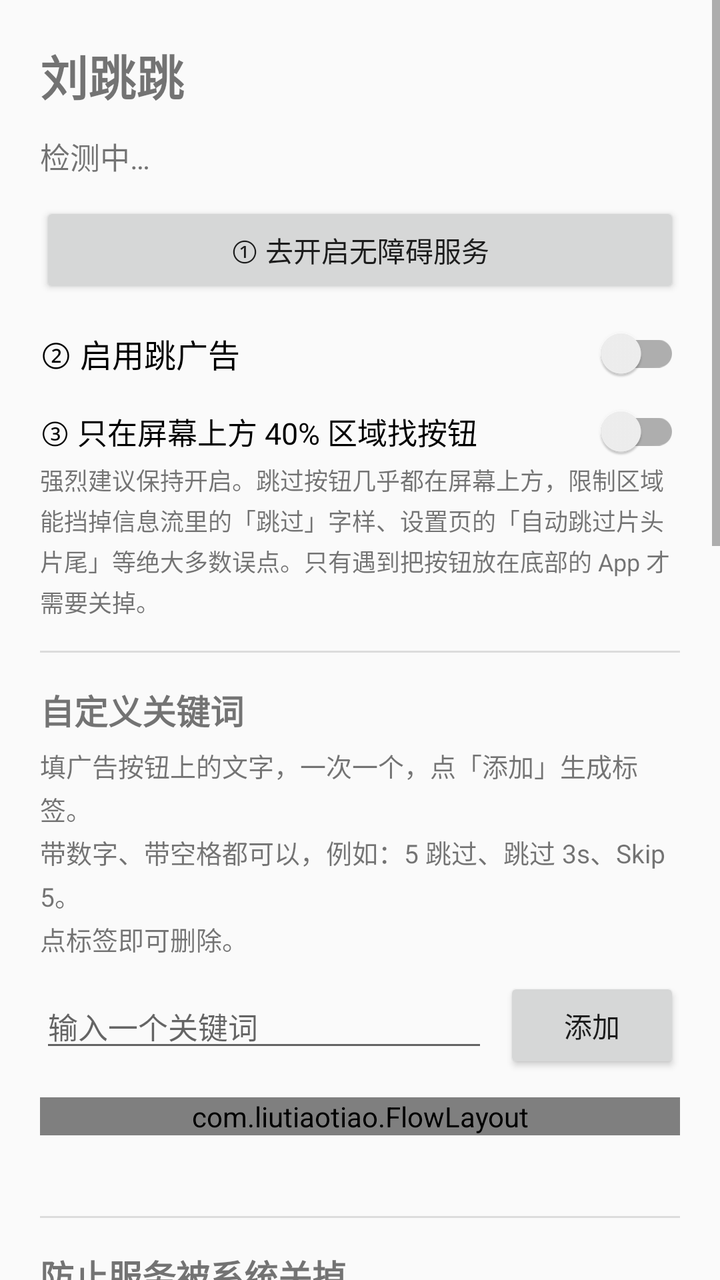
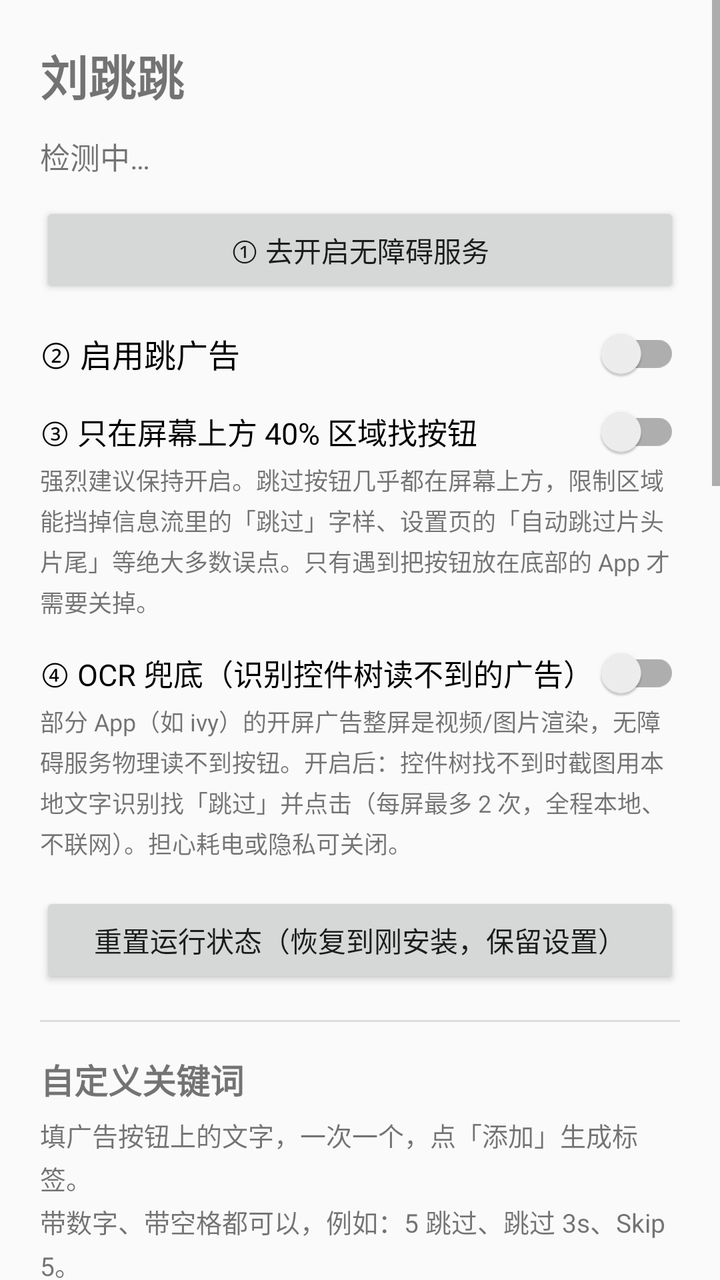

Two renders of the same Android screen: before a commit and after it. Below are the layout's source before the change and the commit's diff.
<!-- AndroidManifest.xml: application theme Theme.LiuTiaoTiao -->
<!-- res/layout/activity_main.xml -->
<?xml version="1.0" encoding="utf-8"?>
<ScrollView xmlns:android="http://schemas.android.com/apk/res/android"
    android:layout_width="match_parent"
    android:layout_height="match_parent"
    android:fillViewport="true">

    <LinearLayout
        android:layout_width="match_parent"
        android:layout_height="wrap_content"
        android:orientation="vertical"
        android:paddingLeft="20dp"
        android:paddingTop="20dp"
        android:paddingRight="20dp"
        android:paddingBottom="32dp">

        <TextView
            android:id="@+id/appTitle"
            android:layout_width="wrap_content"
            android:layout_height="wrap_content"
            android:paddingBottom="12dp"
            android:text="@string/app_name"
            android:textSize="24sp"
            android:textStyle="bold" />

        
        <TextView
            android:id="@+id/status"
            android:layout_width="match_parent"
            android:layout_height="wrap_content"
            android:lineSpacingExtra="4dp"
            android:paddingBottom="12dp"
            android:text="检测中…"
            android:textSize="15sp" />

        <Button
            android:id="@+id/openSettings"
            android:layout_width="match_parent"
            android:layout_height="wrap_content"
            android:text="① 去开启无障碍服务" />

        <androidx.appcompat.widget.SwitchCompat
            android:id="@+id/enableSwitch"
            android:layout_width="match_parent"
            android:layout_height="wrap_content"
            android:paddingTop="16dp"
            android:paddingBottom="8dp"
            android:text="② 启用跳广告"
            android:textSize="16sp" />

        <androidx.appcompat.widget.SwitchCompat
            android:id="@+id/topOnlySwitch"
            android:layout_width="match_parent"
            android:layout_height="wrap_content"
            android:paddingTop="8dp"
            android:paddingBottom="4dp"
            android:text="③ 只在屏幕上方 40% 区域找按钮"
            android:textSize="15sp" />

        <TextView
            android:layout_width="match_parent"
            android:layout_height="wrap_content"
            android:lineSpacingExtra="3dp"
            android:text="强烈建议保持开启。跳过按钮几乎都在屏幕上方，限制区域能挡掉信息流里的「跳过」字样、设置页的「自动跳过片头片尾」等绝大多数误点。只有遇到把按钮放在底部的 App 才需要关掉。"
            android:textSize="12sp" />

        <View
            android:layout_width="match_parent"
            android:layout_height="1dp"
            android:layout_marginTop="16dp"
            android:layout_marginBottom="16dp"
            android:background="?android:attr/listDivider" />

        <TextView
            android:layout_width="match_parent"
            android:layout_height="wrap_content"
            android:text="自定义关键词"
            android:textSize="17sp"
            android:textStyle="bold" />

        <TextView
            android:layout_width="match_parent"
            android:layout_height="wrap_content"
            android:lineSpacingExtra="3dp"
            android:paddingTop="6dp"
            android:text="填广告按钮上的文字，一次一个，点「添加」生成标签。\n带数字、带空格都可以，例如：5 跳过、跳过 3s、Skip 5。\n点标签即可删除。"
            android:textSize="13sp" />

        <LinearLayout
            android:layout_width="match_parent"
            android:layout_height="wrap_content"
            android:layout_marginTop="10dp"
            android:orientation="horizontal">

            <EditText
                android:id="@+id/keywordInput"
                android:layout_width="0dp"
                android:layout_height="wrap_content"
                android:layout_weight="1"
                android:hint="输入一个关键词"
                android:imeOptions="actionDone"
                android:inputType="text"
                android:maxLines="1"
                android:textSize="15sp" />

            <Button
                android:id="@+id/addKeyword"
                android:layout_width="wrap_content"
                android:layout_height="wrap_content"
                android:layout_marginStart="8dp"
                android:layout_marginLeft="8dp"
                android:text="添加" />
        </LinearLayout>

        
        <com.liutiaotiao.FlowLayout
            android:id="@+id/keywordChips"
            android:layout_width="match_parent"
            android:layout_height="wrap_content"
            android:layout_marginTop="12dp" />

        <TextView
            android:id="@+id/keywordCount"
            android:layout_width="match_parent"
            android:layout_height="wrap_content"
            android:layout_marginTop="8dp"
            android:textSize="12sp" />

        <View
            android:layout_width="match_parent"
            android:layout_height="1dp"
            android:layout_marginTop="16dp"
            android:layout_marginBottom="16dp"
            android:background="?android:attr/listDivider" />

        <TextView
            android:layout_width="match_parent"
            android:layout_height="wrap_content"
            android:text="防止服务被系统关掉"
            android:textSize="17sp"
            android:textStyle="bold" />

        <TextView
            android:id="@+id/batteryTip"
            android:layout_width="match_parent"
            android:layout_height="wrap_content"
            android:lineSpacingExtra="3dp"
            android:paddingTop="6dp"
            android:textSize="13sp" />

        <Button
            android:id="@+id/batteryButton"
            android:layout_width="match_parent"
            android:layout_height="wrap_content"
            android:layout_marginTop="8dp"
            android:text="关闭电池优化（加入白名单）" />

        <TextView
            android:layout_width="match_parent"
            android:layout_height="wrap_content"
            android:layout_marginTop="16dp"
            android:text="被系统关掉后自动恢复（推荐，一次性配置）"
            android:textSize="17sp"
            android:textStyle="bold" />

        <TextView
            android:id="@+id/selfRepairTip"
            android:layout_width="match_parent"
            android:layout_height="wrap_content"
            android:lineSpacingExtra="3dp"
            android:paddingTop="6dp"
            android:textSize="13sp" />

        <Button
            android:id="@+id/copyAdbCommand"
            android:layout_width="match_parent"
            android:layout_height="wrap_content"
            android:layout_marginTop="8dp"
            android:text="复制 adb 授权命令" />

        <View
            android:layout_width="match_parent"
            android:layout_height="1dp"
            android:layout_marginTop="16dp"
            android:layout_marginBottom="16dp"
            android:background="?android:attr/listDivider" />

        <TextView
            android:layout_width="match_parent"
            android:layout_height="wrap_content"
            android:text="某个 App 跳不过去？"
            android:textSize="17sp"
            android:textStyle="bold" />

        <TextView
            android:layout_width="match_parent"
            android:layout_height="wrap_content"
            android:lineSpacingExtra="3dp"
            android:paddingTop="6dp"
            android:text="打开下面的「识别记录」，里面是服务在那个 App 开屏时实际看到的控件（文字、viewId、坐标）以及没点的原因。把内容复制出来就能定位问题。\n注意：如果记录里那一屏一个控件都没有，说明广告是视频/SurfaceView 渲染的，无障碍读不到，任何规则都无效。"
            android:textSize="13sp" />

        <Button
            android:id="@+id/openDiagnostics"
            android:layout_width="match_parent"
            android:layout_height="wrap_content"
            android:layout_marginTop="8dp"
            android:text="查看识别记录（诊断）" />

        <View
            android:layout_width="match_parent"
            android:layout_height="1dp"
            android:layout_marginTop="16dp"
            android:layout_marginBottom="16dp"
            android:background="?android:attr/listDivider" />

        <TextView
            android:layout_width="match_parent"
            android:layout_height="wrap_content"
            android:lineSpacingExtra="4dp"
            android:text="@string/readme"
            android:textSize="13sp" />

    </LinearLayout>
</ScrollView>
<!-- resources referenced by this layout -->
<resources>
  <string name="app_name">刘跳跳</string>
  <string name="readme">使用说明：\n1. 在系统设置中开启“刘跳跳”的无障碍服务，服务才会工作。\n2. 每次覆盖安装/更新本应用后，系统会自动把无障碍开关解绑，需要到系统设置里关掉再重新打开一次，首页状态会提示你。\n3. 部分国产系统（MIUI/EMUI/ColorOS 等）还需允许“自启动 / 后台运行 / 锁定后台”，并把本应用加入电池优化白名单，否则服务会被系统杀掉。\n4. 如某些 App 的广告按钮没被识别，在上方“自定义关键词”里输入按钮文字并点“添加”。带数字、带空格都可以（如“5 跳过”“跳过 3s”），匹配时会忽略空格、括号等符号差异，也支持数字与文字顺序颠倒。\n5. 本应用无网络权限，纯本地运行，可安全审计。</string>
  <style name="Theme.LiuTiaoTiao" parent="Theme.AppCompat.DayNight.NoActionBar" />
</resources>

<!-- the commit's change to res/layout/activity_main.xml (unified diff, before → after) -->
@@ -62,6 +62,29 @@
             android:lineSpacingExtra="3dp"
             android:text="强烈建议保持开启。跳过按钮几乎都在屏幕上方，限制区域能挡掉信息流里的「跳过」字样、设置页的「自动跳过片头片尾」等绝大多数误点。只有遇到把按钮放在底部的 App 才需要关掉。"
             android:textSize="12sp" />
+
+        <androidx.appcompat.widget.SwitchCompat
+            android:id="@+id/ocrSwitch"
+            android:layout_width="match_parent"
+            android:layout_height="wrap_content"
+            android:paddingTop="16dp"
+            android:paddingBottom="4dp"
+            android:text="④ OCR 兜底（识别控件树读不到的广告）"
+            android:textSize="15sp" />
+
+        <TextView
+            android:layout_width="match_parent"
+            android:layout_height="wrap_content"
+            android:lineSpacingExtra="3dp"
+            android:text="部分 App（如 ivy）的开屏广告整屏是视频/图片渲染，无障碍服务物理读不到按钮。开启后：控件树找不到时截图用本地文字识别找「跳过」并点击（每屏最多 2 次，全程本地、不联网）。担心耗电或隐私可关闭。"
+            android:textSize="12sp" />
+
+        <Button
+            android:id="@+id/resetStateButton"
+            android:layout_width="match_parent"
+            android:layout_height="wrap_content"
+            android:layout_marginTop="16dp"
+            android:text="重置运行状态（恢复到刚安装，保留设置）" />
 
         <View
             android:layout_width="match_parent"
